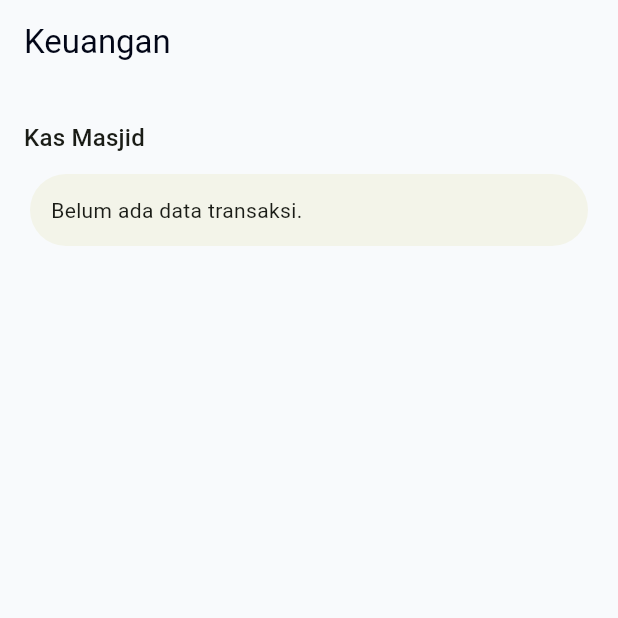
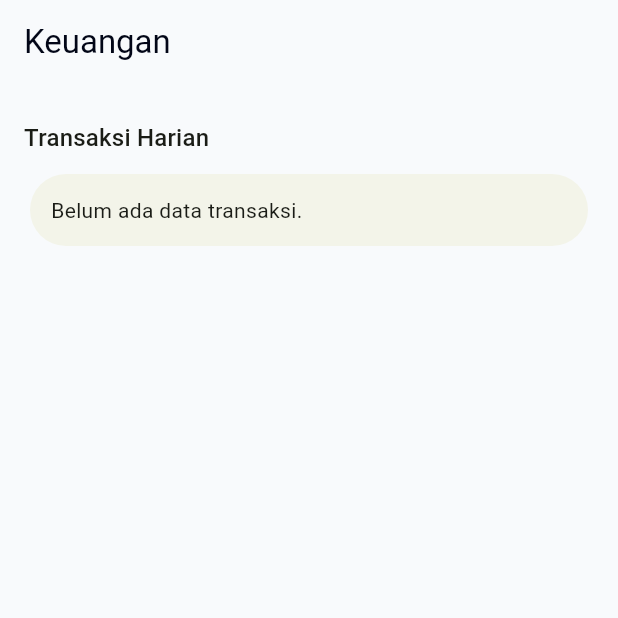
Before and after one commit to aquilaibrahimovic/taamin, a Flutter app: the screen it shows after launch, item 3 of the bottom bar chosen, on a phone screen of 412 x 824 dp, the top half of it. Run offline on Flutter 3.47's test engine with Material 3 defaults, Android fonts, the phone set to English and light mode, and no system bars; our stand-ins replace cloud_firestore, firebase_core, shared_preferences; missing offline and left inert: window_size; accounts and stored records are empty.

Commit message:
keuangan 1

```diff
--- a/lib/pages/keuangan.dart
+++ b/lib/pages/keuangan.dart
@@ -40,7 +40,7 @@ class KeuanganPage extends StatelessWidget {
     return PageScaffold(
       title: 'Keuangan',
       children: [
-        const SectionTitle('Kas Masjid'),
+        const SectionTitle('Transaksi Harian'),
         InfoCard(
           child: StreamBuilder<QuerySnapshot>(
             stream: stream,
```
